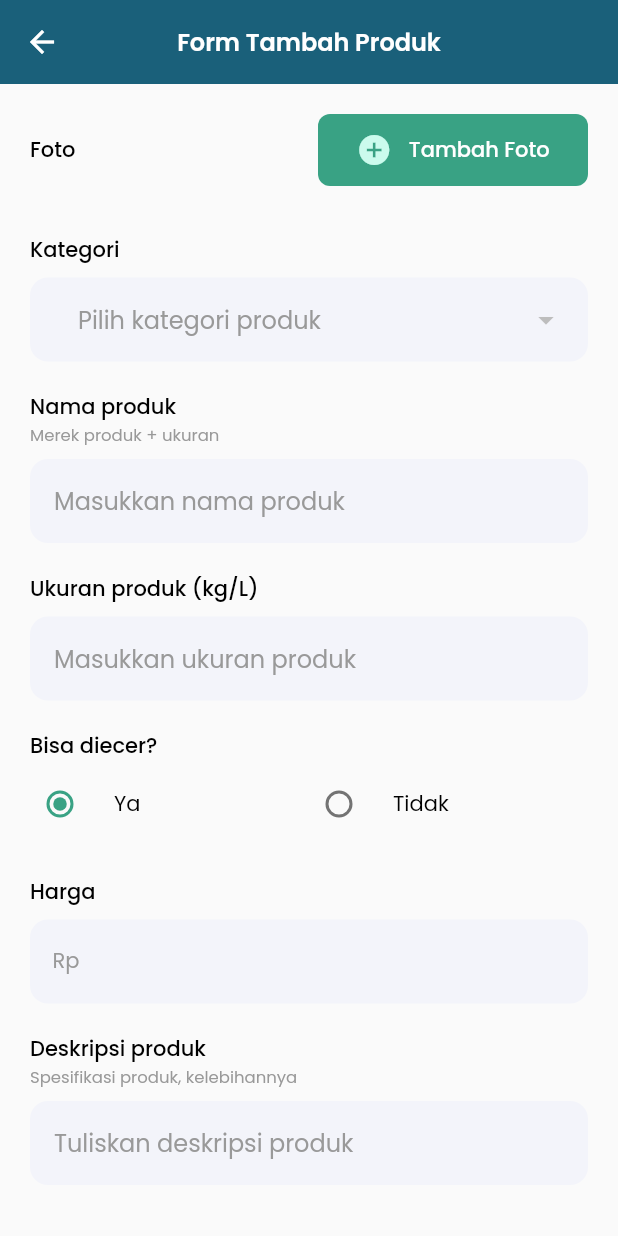
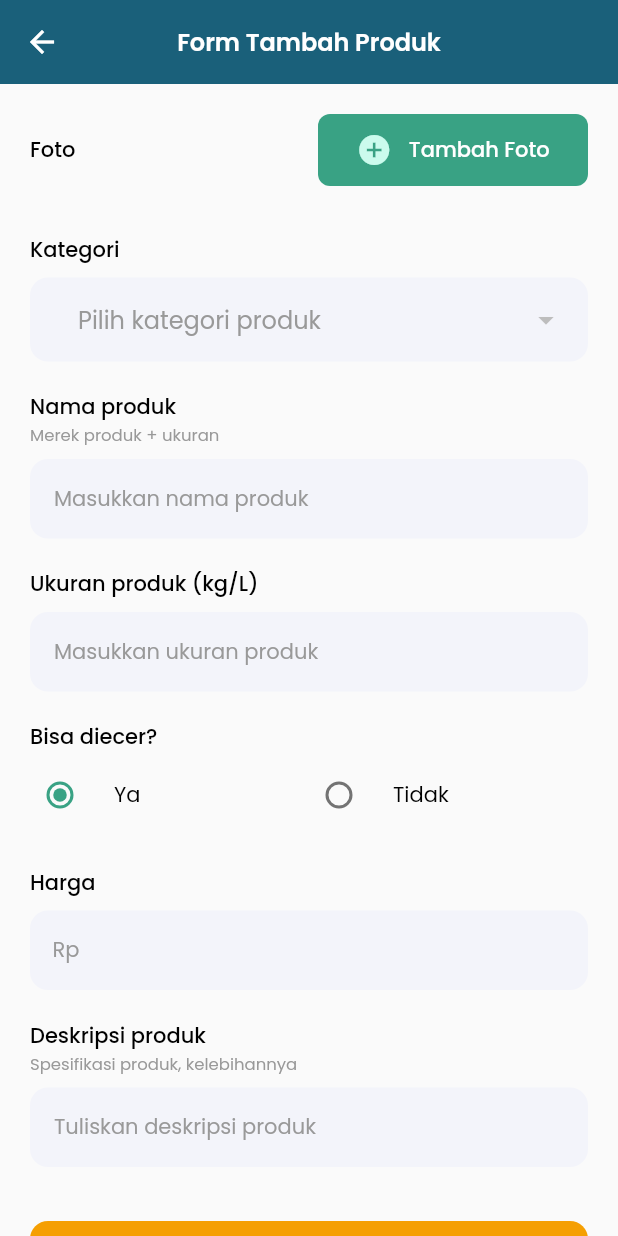
Before and after one commit to elvinadianalimartha/admin_budiberas, a Flutter app: the FormAddProduct screen opened by its route, on a phone screen of 412 x 824 dp. Run offline on Flutter 3.47's test engine with Material 2 defaults, Android fonts, the phone set to English and light mode, and no system bars; our stand-ins replace cloud_firestore, dropdown_button2, firebase_core, firebase_messaging, flutter_typeahead, google_fonts and 2 more; missing offline and left inert: pusher_client; accounts and stored records are empty; network calls fail.

Commit message:
fixing UI reusable widget

```diff
--- a/lib/views/widgets/reusable/alert_dialog.dart
+++ b/lib/views/widgets/reusable/alert_dialog.dart
@@ -39,7 +39,7 @@ class AlertDialogWidget extends StatelessWidget {
             ),
             SizedBox(height: defaultMargin,),
             Row(
-              mainAxisAlignment: MainAxisAlignment.center,
+              mainAxisAlignment: MainAxisAlignment.spaceBetween,
               children: childrenList!
             )
           ],
--- a/lib/views/widgets/reusable/line_text_field.dart
+++ b/lib/views/widgets/reusable/line_text_field.dart
@@ -52,7 +52,7 @@ class _LineTextFieldState extends State<LineTextField> {
       textInputAction: widget.actionKeyboard,
       obscureText: widget.obscureText,
       focusNode: widget.focusNode,
-      style: primaryTextStyle,
+      style: primaryTextStyle.copyWith(fontSize: 14),
       decoration: InputDecoration(
         prefixIcon: widget.prefixIcon,
         prefixIconConstraints: widget.prefixIconConstraints,
--- a/lib/views/widgets/reusable/text_field.dart
+++ b/lib/views/widgets/reusable/text_field.dart
@@ -19,6 +19,7 @@ class TextFormFieldWidget extends StatefulWidget {
   final FormFieldValidator<String>? validator;
   final bool readOnly;
   final void Function(String text)? onChanged;
+  final int? maxLines;
 
   const TextFormFieldWidget({
     Key? key,
@@ -36,6 +37,7 @@ class TextFormFieldWidget extends StatefulWidget {
     this.validator,
     this.readOnly = false,
     this.onChanged,
+    this.maxLines,
   }) : super(key: key);
 
   @override
@@ -54,7 +56,7 @@ class _TextFormFieldWidgetState extends State<TextFormFieldWidget> {
       textInputAction: widget.actionKeyboard,
       obscureText: widget.obscureText,
       focusNode: widget.focusNode,
-      style: primaryTextStyle,
+      style: primaryTextStyle.copyWith(fontSize: 14),
       decoration: InputDecoration(
         isCollapsed: true,
         isDense: true,
@@ -67,14 +69,14 @@ class _TextFormFieldWidgetState extends State<TextFormFieldWidget> {
         prefix: widget.prefix,
         suffixIcon: widget.suffixIcon,
         hintText: widget.hintText,
-        hintStyle: secondaryTextStyle,
+        hintStyle: secondaryTextStyle.copyWith(fontSize: 14),
         filled: true,
         fillColor: formColor,
         contentPadding: const EdgeInsets.all(16),
       ),
       controller: widget.controller,
       validator: widget.validator,
-      maxLines: null,
+      maxLines: widget.maxLines,
     );
   }
 }
```
Also changed, not shown: lib/views/widgets/reusable/loading_button.dart (+7 -2 lines).
